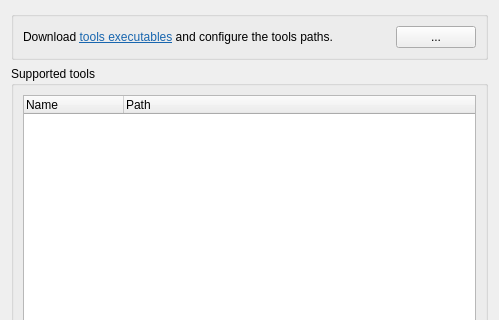
The window that src/plugins/external_tool_support/src/ETSSettingsWidget.ui (violethaze74/ugene) describes before a commit, drawn with Qt 5; both pictures show x 0 to 499 and y 0 to 320 of the 499 by 621 pixel window.
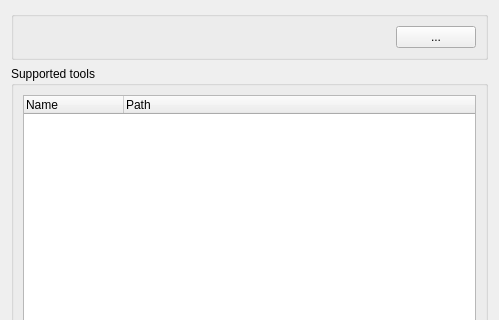
The same window after the commit.

Commit message: UGENE-6233 Link to external tools package page on the web site is incorrect

The edit to the form file:
```diff
--- a/src/plugins/external_tool_support/src/ETSSettingsWidget.ui
+++ b/src/plugins/external_tool_support/src/ETSSettingsWidget.ui
@@ -37,7 +37,7 @@
         <item>
          <widget class="QLabel" name="selectToolPackLabel">
           <property name="text">
-           <string>&lt;html&gt;&lt;head/&gt;&lt;body&gt;&lt;p&gt;Download &lt;a href=&quot;http://ugene.net/download-all_html#en_data_analysis_tools&quot;&gt;&lt;span style=&quot; text-decoration: underline; color:#1866af;&quot;&gt;tools executables&lt;/span&gt;&lt;/a&gt; and configure the tools paths. &lt;/p&gt;&lt;/body&gt;&lt;/html&gt;</string>
+           <string/>
           </property>
          </widget>
         </item>
```
Left out of the diff: 2 changed lines with no effect on the pictures. The commit also changes 2 other files.
